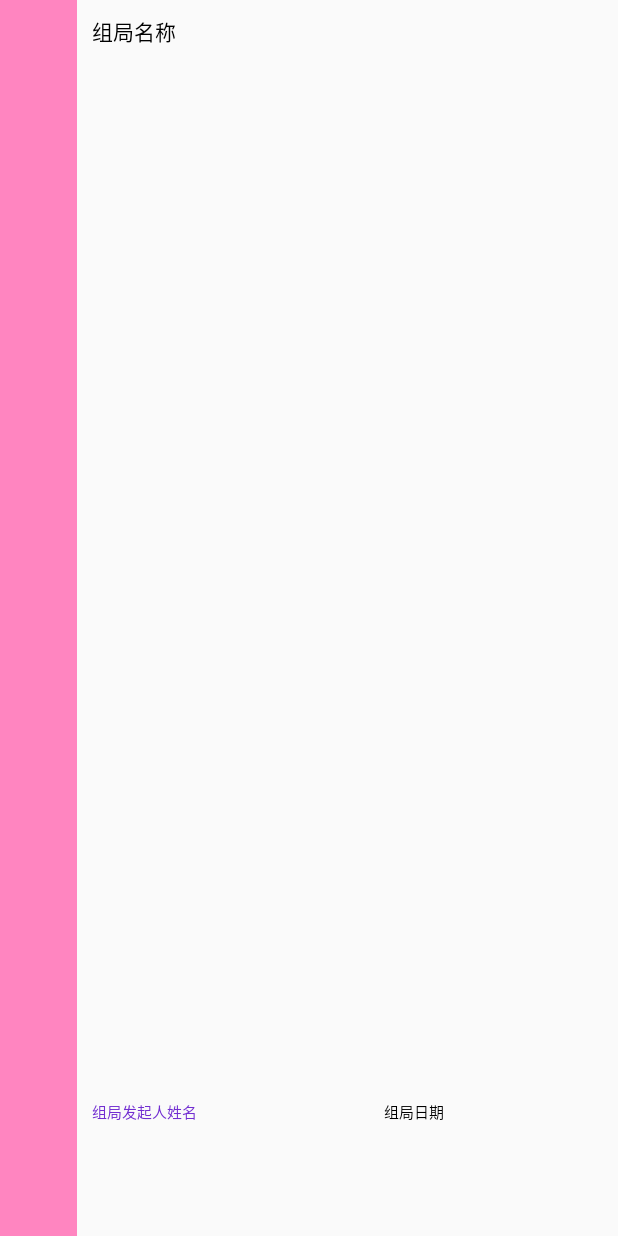
After one commit to yufoo1/Hangyou, an Android app: the layout history_group_card.xml on its own in the app's theme, with its tools: preview values and no code run, on a phone screen of 412 x 824 dp. The commit adds this screen. Run offline under Robolectric (Android 15) with nearby library versions, the phone set to English and light mode, and no system bars.

Commit message:
更新封面

```diff
--- /dev/null
+++ b/app/src/main/res/layout/history_group_card.xml
@@ -0,0 +1,96 @@
+<?xml version="1.0" encoding="utf-8"?>
+<LinearLayout xmlns:android="http://schemas.android.com/apk/res/android"
+    xmlns:app="http://schemas.android.com/apk/res-auto"
+    xmlns:tools="http://schemas.android.com/tools"
+    android:layout_width="match_parent"
+    android:layout_height="match_parent">
+    <LinearLayout
+        android:layout_weight="1"
+        android:layout_width="0dp"
+        android:layout_height="match_parent"
+        android:orientation="vertical"
+        android:background="@color/pink_4">
+
+        <TextView
+            android:id="@+id/history_group_card_groupType"
+            android:layout_width="wrap_content"
+            android:layout_height="match_parent"
+            android:layout_gravity="center_horizontal"
+            android:textStyle="bold"
+            android:textColor="@color/gray_10"
+            android:textSize="22sp"
+            android:ems="1"
+            android:gravity="center"
+            />
+
+    </LinearLayout>
+
+    <LinearLayout
+        android:layout_weight="7"
+        android:layout_width="0dp"
+        android:layout_height="match_parent"
+        android:orientation="vertical">
+
+        <TextView
+            android:padding="10dp"
+            android:layout_weight="4"
+            android:layout_width="match_parent"
+            android:layout_height="0dp"
+            android:text="组局名称"
+            android:textSize="14sp"
+            android:textColor="@color/gray_13">
+        </TextView>
+        <TextView
+            android:padding="10dp"
+            android:layout_weight="4"
+            android:layout_width="match_parent"
+            android:layout_height="0dp"
+            android:id="@+id/history_group_card_groupName"
+            android:textSize="14sp"
+            android:textColor="@color/gray_13">
+        </TextView>
+        <LinearLayout
+            android:layout_weight="2"
+            android:layout_width="match_parent"
+            android:layout_height="0dp"
+            android:orientation="horizontal">
+            <TextView
+                android:layout_weight="1"
+                android:layout_width="0dp"
+                android:layout_height="match_parent"
+                android:text="组局发起人姓名"
+                android:textSize="10sp"
+                android:textColor="@color/purple_6"
+                android:gravity="center">
+            </TextView>
+            <TextView
+                android:layout_weight="1"
+                android:layout_width="0dp"
+                android:layout_height="match_parent"
+                android:textSize="10sp"
+                android:textColor="@color/purple_6"
+                android:id="@+id/history_group_groupInitiator"
+                android:gravity="center">
+            </TextView>
+
+            <TextView
+                android:layout_weight="1"
+                android:layout_width="0dp"
+                android:layout_height="match_parent"
+                android:text="组局日期"
+                android:textSize="10sp"
+                android:textColor="@color/gray_13"
+                android:gravity="center">
+            </TextView>
+            <TextView
+                android:layout_weight="1"
+                android:layout_width="0dp"
+                android:layout_height="match_parent"
+                android:id="@+id/history_group_groupDate"
+                android:textSize="10sp"
+                android:textColor="@color/gray_13"
+                android:gravity="center">
+            </TextView>
+        </LinearLayout>
+    </LinearLayout>
+</LinearLayout>
```
Also changed, not shown: app/src/main/res/layout/activity_main.xml (+1 -14 lines), app/src/main/res/layout/fragment_friend_list_item.xml (deleted, +0 -30 lines), app/src/main/res/layout/fragment_home_page.xml (+1 -15 lines), app/src/main/res/drawable-v24/cover.png (added), app/src/main/res/drawable-v24/lr_head_portrait.jpg (deleted), app/src/main/res/drawable-v24/pzy_head_portrait.jpg (deleted), app/src/main/res/drawable-v24/xed_head_portrait.jpg (deleted).
